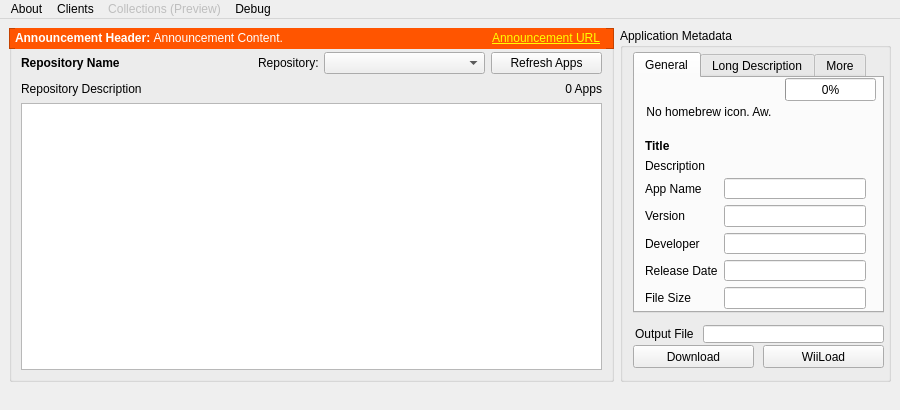
The window that gui/united.ui (dhtdht020/osc-dl) describes before a commit, drawn with Qt 5.
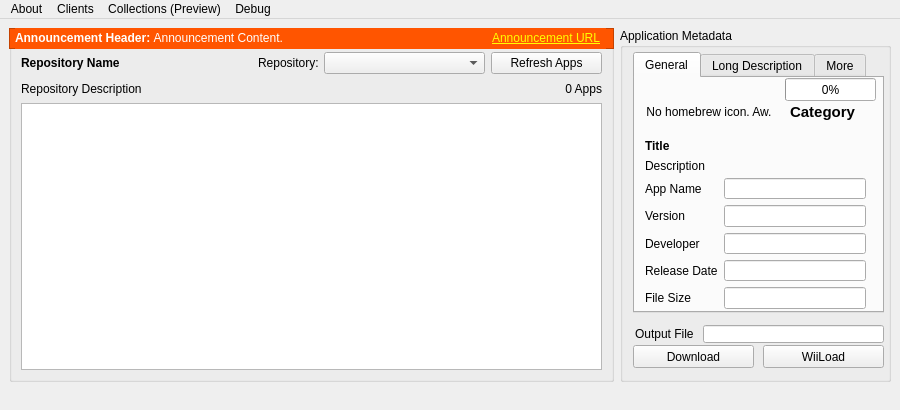
The same window after the commit.

Commit message: Added category name to sidebar

```diff
--- a/gui/united.ui
+++ b/gui/united.ui
@@ -595,6 +595,30 @@
              <set>Qt::AlignCenter</set>
             </property>
            </widget>
+           <widget class="QLabel" name="HomebrewCategoryLabel">
+            <property name="geometry">
+             <rect>
+              <x>147</x>
+              <y>10</y>
+              <width>81</width>
+              <height>48</height>
+             </rect>
+            </property>
+            <property name="font">
+             <font>
+              <family>Arial</family>
+              <pointsize>11</pointsize>
+              <weight>75</weight>
+              <bold>true</bold>
+             </font>
+            </property>
+            <property name="text">
+             <string>Category</string>
+            </property>
+            <property name="alignment">
+             <set>Qt::AlignCenter</set>
+            </property>
+           </widget>
           </widget>
           <widget class="QWidget" name="Description">
            <attribute name="title">
@@ -866,9 +890,6 @@
     <addaction name="menuOpen_Shop_Channel_DL"/>
    </widget>
    <widget class="QMenu" name="menuCollections">
-    <property name="enabled">
-     <bool>false</bool>
-    </property>
     <property name="title">
      <string>Collections (Preview)</string>
     </property>
```
Left out of the diff: 3 changed lines with no effect on the pictures. The commit also changes 2 other files.
